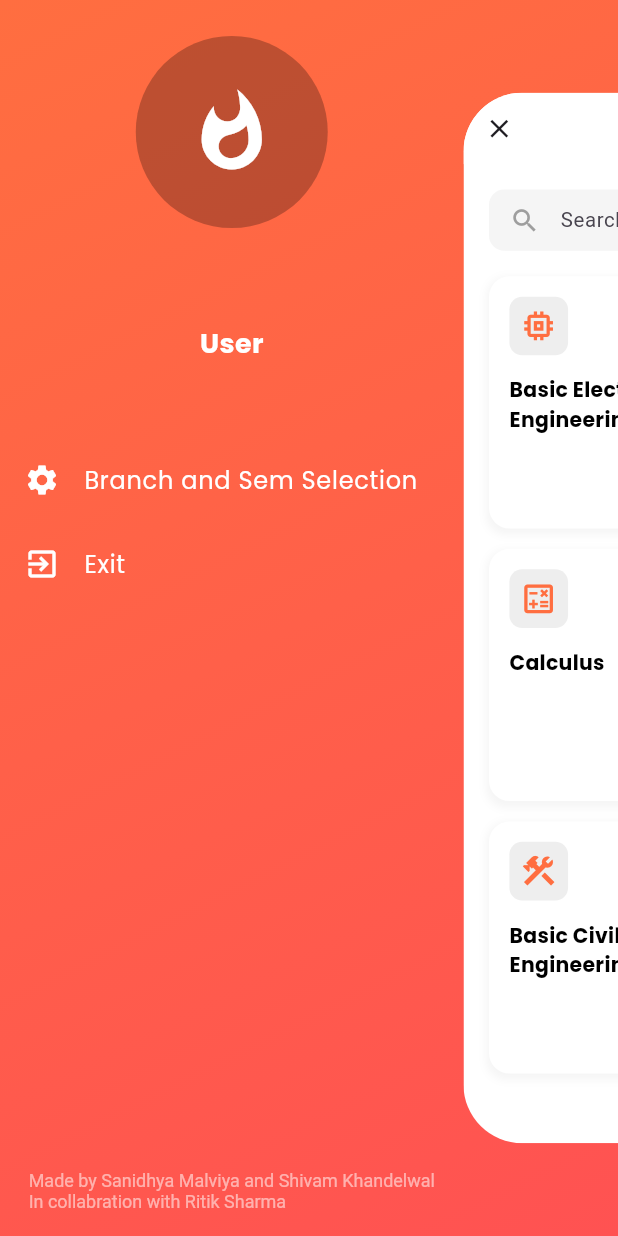
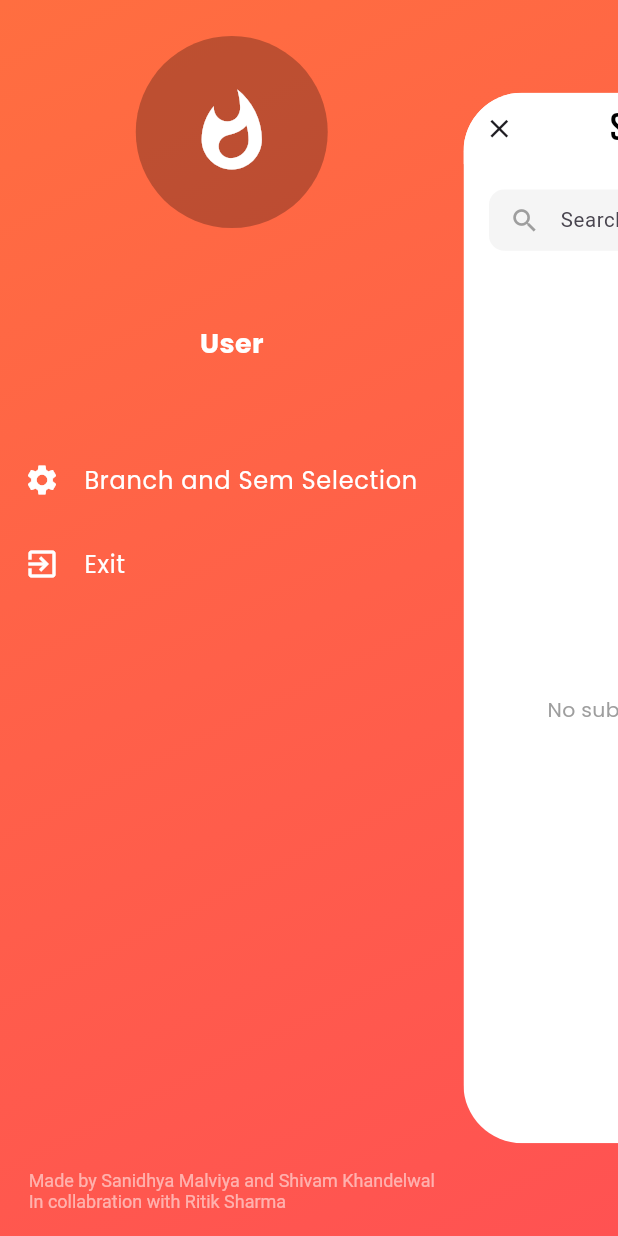
Before and after one commit to akkei117/zenith, a Flutter app: the SubjectPage screen opened directly with empty values, after a tap on the "menu" icon, on a phone screen of 412 x 824 dp. Run offline on Flutter 3.47's test engine with Material 3 defaults, Android fonts, the phone set to English and light mode, and no system bars; drawn by our look-alikes of flutter_advanced_drawer; our stand-ins replace google_fonts.

Commit message:
sem 3 work going on

```diff
--- a/lib/pages/preffrencepage.dart
+++ b/lib/pages/preffrencepage.dart
@@ -23,6 +23,7 @@ class _PreffrenceState extends State<Preffrence> {
   final List<String> semesters = [
     '1st Semester(common for all)',
     '2nd Semester(Common for all)',
+    '3rd Semester(CSE - AIML)',
   ];
 
   @override
--- a/lib/pages/subjectpages.dart
+++ b/lib/pages/subjectpages.dart
@@ -20,7 +20,8 @@ class _SubjectPageState extends State<SubjectPage> {
   final _advancedDrawerController = AdvancedDrawerController();
   final _searchController = TextEditingController();
 
-  final List<String> sem1subject = [
+  // --- Subject and Icon Lists for All Semesters and Branches ---
+  final List<String> sem1subjects = [
     'Applied Chemistry',
     'Linear Algebra',
     'Basic Electrical Engineering',
@@ -28,6 +29,15 @@ class _SubjectPageState extends State<SubjectPage> {
     'Engineering Mechanics',
     'Communicative English',
   ];
+  final List<IconData> sem1icons = [
+    Icons.science_outlined,
+    Icons.functions_outlined,
+    Icons.electrical_services_outlined,
+    Icons.precision_manufacturing_outlined,
+    Icons.engineering_outlined,
+    Icons.record_voice_over_outlined,
+  ];
+
   final List<String> sem2subjects = [
     'Basic Electronics Engineering',
     'Optics and Morden Physics',
@@ -35,15 +45,6 @@ class _SubjectPageState extends State<SubjectPage> {
     'Engineering Graphics and Visiulation',
     'Basic Civil Engineering',
     'Programming for Problem Solving',
-  ];
-
-  final List<IconData> sem1icons = [
-    Icons.science_outlined,
-    Icons.functions_outlined,
-    Icons.electrical_services_outlined,
-    Icons.precision_manufacturing_outlined,
-    Icons.engineering_outlined,
-    Icons.record_voice_over_outlined,
   ];
   final List<IconData> sem2icons = [
     Icons.memory_outlined,
@@ -54,6 +55,44 @@ class _SubjectPageState extends State<SubjectPage> {
     Icons.computer_outlined,
   ];
 
+  // Assuming 'AIML' is the string for the branch
+  final List<String> sem3aimlsubjects = [
+    'Introduction to AI',
+    'Data Structure and Algorithm',
+    'Probability and Statistics',
+    'Object Orinted Programming and Methodology',
+    'Entrepreneurship and Principles of Management',
+    'Computer Organization and Architecture',
+  ];
+  final List<IconData> sem3aimlicons = [
+    Icons.psychology_outlined, // For AI concepts/mind/logic
+    Icons.code_outlined, // For data structures and coding/algorithms
+    Icons.bar_chart_outlined, // For statistics/graphs/data
+    Icons.laptop_chromebook_outlined, // For programming/OOP
+    Icons.business_center_outlined, // For business/management/entrepreneurship
+    Icons.memory_outlined, // For computer hardware/architecture/memory
+  ];
+
+  // Placeholder for other Sem 3 branches (e.g., if branch is not AIML)
+  // You should add actual subjects for other branches/semesters as needed.
+  final List<String> defaultSem3Subjects = [
+    'Introduction to AI',
+    'Data Structure and Algorithm',
+    'Probability and Statistics',
+    'Object Orinted Programming and Methodology',
+    'Entrepreneurship and Principles of Management',
+    'Computer Organization and Architecture',
+  ];
+  final List<IconData> defaultSem3Icons = [
+    Icons.psychology_outlined, // For AI concepts/mind/logic
+    Icons.code_outlined, // For data structures and coding/algorithms
+    Icons.bar_chart_outlined, // For statistics/graphs/data
+    Icons.laptop_chromebook_outlined, // For programming/OOP
+    Icons.business_center_outlined, // For business/management/entrepreneurship
+    Icons.memory_outlined, // For computer hardware/architecture/memory
+  ];
+  // -----------------------------------------------------------------
+
   List<String> _currentSubjects = [];
   List<IconData> _currentIcons = [];
   List<String> _filteredSubjects = [];
@@ -61,18 +100,45 @@ class _SubjectPageState extends State<SubjectPage> {
   @override
   void initState() {
     super.initState();
-    // Select the correct subject and icon list based on the semester
-    _currentSubjects = widget.semester == 1 ? sem1subject : sem2subjects;
-    _currentIcons = widget.semester == 1 ? sem1icons : sem2icons;
+    // Select the correct subject and icon list based on the semester and branch
+    _initializeSubjectAndIconLists();
 
     _filteredSubjects = List.from(_currentSubjects);
     _searchController.addListener(_filterSubjects);
+  }
+
+  // New method to handle logic for selecting the correct lists
+  void _initializeSubjectAndIconLists() {
+    if (widget.semester == 1) {
+      _currentSubjects = sem1subjects;
+      _currentIcons = sem1icons;
+    } else if (widget.semester == 2) {
+      _currentSubjects = sem2subjects;
+      _currentIcons = sem2icons;
+    } else if (widget.semester == 3) {
+      // Logic for Semester 3
+      if (widget.branch.toUpperCase() == 'AIML') {
+        _currentSubjects = sem3aimlsubjects;
+        _currentIcons = sem3aimlicons;
+      } else {
+        // Fallback for other branches in Sem 3 (e.g., 'CS', 'ME', etc.)
+        // **IMPORTANT:** You will need to define separate lists for other branches
+        // (e.g., sem3csesubjects, sem3mechesubjects, etc.) and add logic here.
+        _currentSubjects = defaultSem3Subjects;
+        _currentIcons = defaultSem3Icons;
+      }
+    } else {
+      // Default to empty for unhandled semesters
+      _currentSubjects = [];
+      _currentIcons = [];
+    }
   }
 
   @override
   void dispose() {
     _searchController.removeListener(_filterSubjects);
     _searchController.dispose();
+    _advancedDrawerController.dispose(); // Also dispose the drawer controller
     super.dispose();
   }
 
@@ -88,6 +154,17 @@ class _SubjectPageState extends State<SubjectPage> {
       }
     });
   }
+
+  // Helper function to get the icon for a filtered subject
+  IconData _getIconForSubject(String subjectTitle) {
+    final originalIndex = _currentSubjects.indexOf(subjectTitle);
+    // Ensure the index is valid before accessing the icon list
+    if (originalIndex != -1 && originalIndex < _currentIcons.length) {
+      return _currentIcons[originalIndex];
+    }
+    return Icons.error_outline; // Default error icon
+  }
+
 
   @override
   Widget build(BuildContext context) {
@@ -126,7 +203,11 @@ class _SubjectPageState extends State<SubjectPage> {
                     color: Colors.black26,
                     shape: BoxShape.circle,
                   ),
-                  child: const Icon(Icons.whatshot, color: Colors.white, size: 60),
+                  child: const Icon(
+                    Icons.whatshot,
+                    color: Colors.white,
+                    size: 60,
+                  ),
                 ),
                 Text(
                   'User',
@@ -142,7 +223,9 @@ class _SubjectPageState extends State<SubjectPage> {
                     _advancedDrawerController.hideDrawer();
                     Navigator.pushReplacement(
                       context,
-                      MaterialPageRoute(builder: (context) => const Preffrence()),
+                      MaterialPageRoute(
+                        builder: (context) => const Preffrence(),
+                      ),
                     );
                   },
                   leading: const Icon(Icons.settings),
@@ -155,7 +238,16 @@ class _SubjectPageState extends State<SubjectPage> {
                 ListTile(
                   onTap: () {
                     _advancedDrawerController.hideDrawer();
-                    Navigator.pushReplacement(context, MaterialPageRoute(builder: (context) => Scaffold(body: Center(child: Text("You may leave this Website"),),)));
+                    Navigator.pushReplacement(
+                      context,
+                      MaterialPageRoute(
+                        builder: (context) => const Scaffold(
+                          body: Center(
+                            child: Text("You may leave this Website"),
+                          ),
+                        ),
+                      ),
+                    );
                   },
                   leading: const Icon(Icons.exit_to_app),
                   title: Text('Exit', style: GoogleFonts.poppins()),
@@ -165,7 +257,9 @@ class _SubjectPageState extends State<SubjectPage> {
                   style: const TextStyle(fontSize: 12, color: Colors.white54),
                   child: Container(
                     margin: const EdgeInsets.symmetric(vertical: 16.0),
-                    child: const Text('Made by Sanidhya Malviya and Shivam Khandelwal\nIn collabration with Ritik Sharma'),
+                    child: const Text(
+                      'Made by Sanidhya Malviya and Shivam Khandelwal\nIn collabration with Ritik Sharma',
+                    ),
                   ),
                 ),
               ],
@@ -177,10 +271,10 @@ class _SubjectPageState extends State<SubjectPage> {
         backgroundColor: Colors.white,
         appBar: AppBar(
           title: Text(
-            'Subjects',
+            'Subjects (${widget.branch} - Sem ${widget.semester})', // Updated title
             style: GoogleFonts.bebasNeue(
               color: Colors.black,
-              fontSize: 40,
+              fontSize: 30, // Slightly smaller to fit the text
               fontWeight: FontWeight.w300,
             ),
           ),
@@ -213,7 +307,15 @@ class _SubjectPageState extends State<SubjectPage> {
               _buildSearchBar(),
               const SizedBox(height: 20),
               Expanded(
-                child: GridView.builder(
+                child: _filteredSubjects.isEmpty
+                    ? Center(
+                        child: Text(
+                          'No subjects found for ${widget.branch} Semester ${widget.semester}.',
+                          textAlign: TextAlign.center,
+                          style: GoogleFonts.poppins(fontSize: 16, color: Colors.grey),
+                        ),
+                      )
+                    : GridView.builder(
                         gridDelegate: const SliverGridDelegateWithMaxCrossAxisExtent(
                           maxCrossAxisExtent: 200.0,
                           crossAxisSpacing: 16.0,
@@ -222,16 +324,16 @@ class _SubjectPageState extends State<SubjectPage> {
                         ),
                         itemCount: _filteredSubjects.length,
                         itemBuilder: (context, index) {
-                    final originalIndex = _currentSubjects.indexOf(_filteredSubjects[index]);
+                          final subjectTitle = _filteredSubjects[index];
                           return SubjectCard(
-                      title: _filteredSubjects[index],
-                      icon: _currentIcons[originalIndex],
+                            title: subjectTitle,
+                            icon: _getIconForSubject(subjectTitle), // Use the new helper function
                             onTap: () {
                               Navigator.push(
                                 context,
                                 MaterialPageRoute(
                                   builder: (context) => SubjectDetails(
-                              subjectTitle: _filteredSubjects[index],
+                                    subjectTitle: subjectTitle,
                                     branch: widget.branch,
                                     semester: widget.semester,
                                   ),
```
Lines whose indentation alone changed are shown as unchanged.
